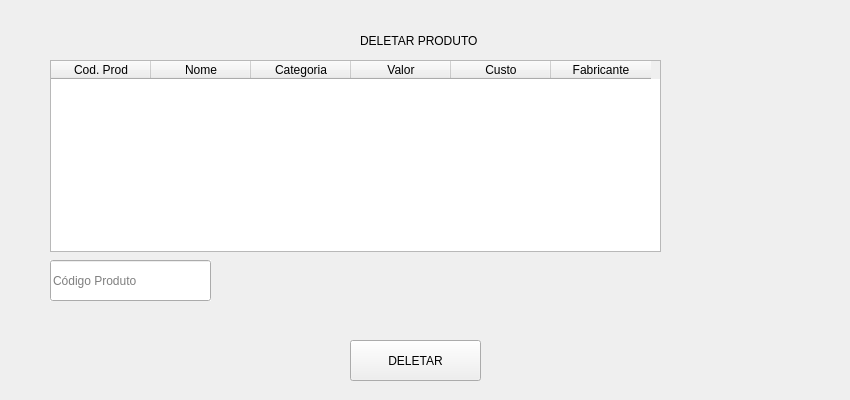
Qt form deletarproduto.ui (leohpmoreira/inventoryManagement) before a commit.
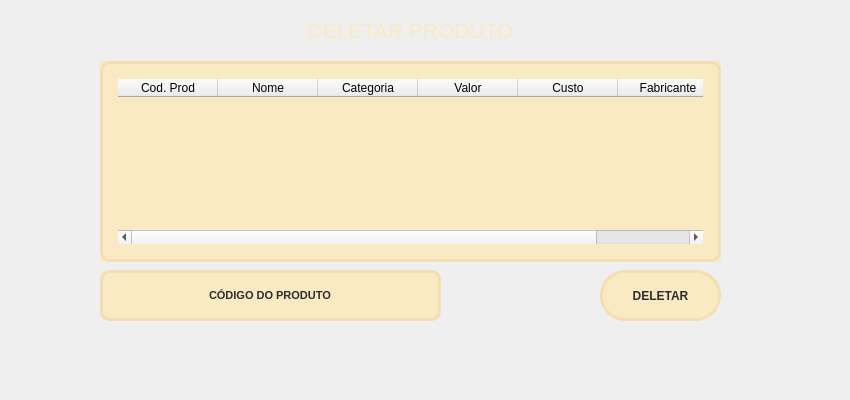
The same form after that commit.

```diff
--- a/deletarproduto.ui
+++ b/deletarproduto.ui
@@ -28,47 +28,64 @@
   <widget class="QLabel" name="label">
    <property name="geometry">
     <rect>
-     <x>360</x>
-     <y>20</y>
-     <width>161</width>
+     <x>100</x>
+     <y>10</y>
+     <width>621</width>
      <height>41</height>
     </rect>
    </property>
+   <property name="font">
+    <font>
+     <family>Segoe UI</family>
+     <pointsize>16</pointsize>
+     <weight>50</weight>
+     <bold>false</bold>
+    </font>
+   </property>
    <property name="layoutDirection">
     <enum>Qt::LeftToRight</enum>
    </property>
+   <property name="styleSheet">
+    <string notr="true">color:rgb(249, 234, 195);</string>
+   </property>
    <property name="text">
     <string>DELETAR PRODUTO</string>
    </property>
-  </widget>
-  <widget class="QLineEdit" name="lineEdit">
-   <property name="geometry">
-    <rect>
-     <x>50</x>
-     <y>260</y>
-     <width>161</width>
-     <height>41</height>
-    </rect>
-   </property>
-   <property name="autoFillBackground">
-    <bool>true</bool>
-   </property>
-   <property name="text">
-    <string/>
-   </property>
-   <property name="placeholderText">
-    <string>Código Produto</string>
+   <property name="alignment">
+    <set>Qt::AlignCenter</set>
    </property>
   </widget>
   <widget class="QPushButton" name="pushButton">
    <property name="geometry">
     <rect>
-     <x>350</x>
-     <y>340</y>
-     <width>131</width>
-     <height>41</height>
+     <x>600</x>
+     <y>270</y>
+     <width>121</width>
+     <height>51</height>
     </rect>
    </property>
+   <property name="font">
+    <font>
+     <family>Segoe UI</family>
+     <weight>75</weight>
+     <bold>true</bold>
+    </font>
+   </property>
+   <property name="styleSheet">
+    <string notr="true">QPushButton{	
+	border: 3px solid rgb(245, 222, 179);
+	border-radius: 25px;
+	background-color:rgb(249, 234, 195);
+	color: rgb(45, 45, 45);
+}
+QPushButton:hover{	
+	border: 3px solid rgb(55, 55, 55);
+}
+QPushButton:pressed{	
+	background-color: rgb(135, 206, 250);
+	color: rgb(45, 45, 45);
+}</string>
+   </property>
    <property name="text">
     <string>DELETAR</string>
    </property>
@@ -76,15 +93,35 @@
   <widget class="QTableWidget" name="tableWidget">
    <property name="geometry">
     <rect>
-     <x>50</x>
-     <y>60</y>
-     <width>611</width>
-     <height>192</height>
+     <x>100</x>
+     <y>61</y>
+     <width>621</width>
+     <height>201</height>
     </rect>
    </property>
+   <property name="font">
+    <font>
+     <pointsize>9</pointsize>
+    </font>
+   </property>
    <property name="autoFillBackground">
     <bool>true</bool>
    </property>
+   <property name="styleSheet">
+    <string notr="true">QTableWidget {
+	border: 3px solid rgb(245, 222, 179);
+	border-radius: 10px;
+	padding: 15px;
+	background-color:rgb(249, 234, 195);
+	color: rgb(45, 45, 45);
+}</string>
+   </property>
+   <property name="frameShape">
+    <enum>QFrame::StyledPanel</enum>
+   </property>
+   <property name="gridStyle">
+    <enum>Qt::SolidLine</enum>
+   </property>
    <column>
     <property name="text">
      <string>Cod. Prod</string>
@@ -116,6 +153,46 @@
     </property>
    </column>
   </widget>
+  <widget class="QLineEdit" name="lineEdit">
+   <property name="geometry">
+    <rect>
+     <x>100</x>
+     <y>270</y>
+     <width>341</width>
+     <height>51</height>
+    </rect>
+   </property>
+   <property name="font">
+    <font>
+     <family>Segoe UI</family>
+     <pointsize>8</pointsize>
+     <weight>75</weight>
+     <bold>true</bold>
+    </font>
+   </property>
+   <property name="styleSheet">
+    <string notr="true">QLineEdit {
+	border: 3px solid rgb(245, 222, 179);
+	border-radius: 10px;
+	padding: 15px;
+	background-color:rgb(249, 234, 195);
+	color: rgb(45, 45, 45);
+}
+QLineEdit:hover {
+	border: 3px solid rgb(55, 55, 55);
+}
+QLineEdit:focus {
+	border: 3px solid rgb(135, 206, 250);
+	color: rgb(45, 45, 45);
+}</string>
+   </property>
+   <property name="text">
+    <string>CÓDIGO DO PRODUTO</string>
+   </property>
+   <property name="alignment">
+    <set>Qt::AlignCenter</set>
+   </property>
+  </widget>
  </widget>
  <resources/>
  <connections/>
```
